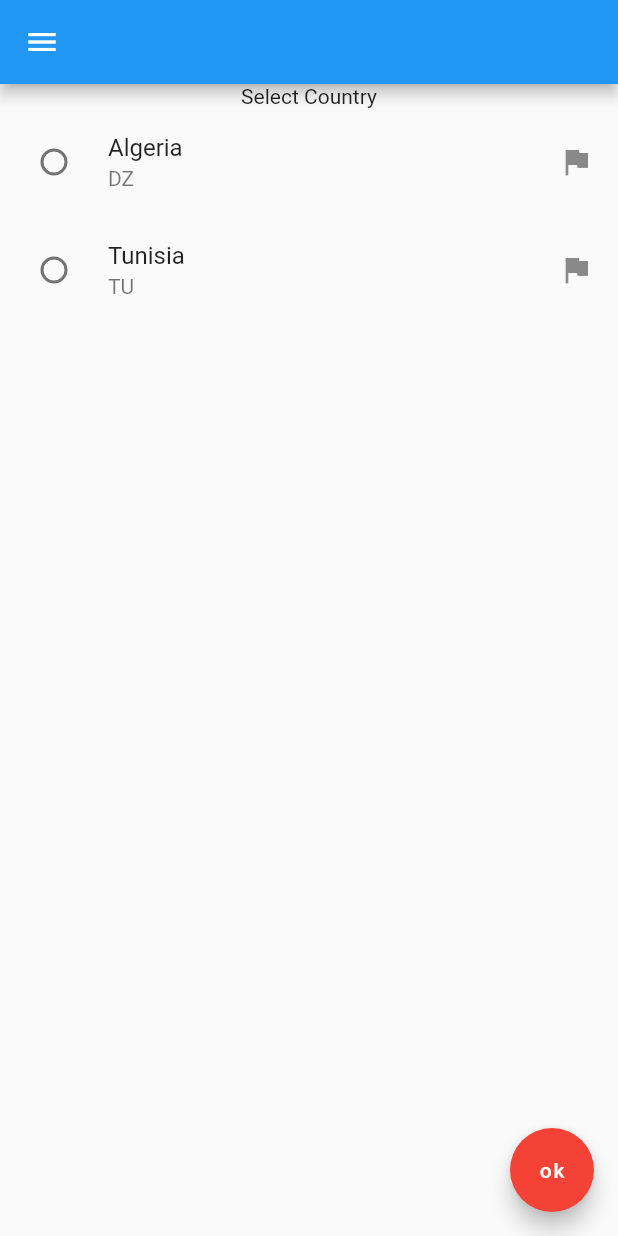
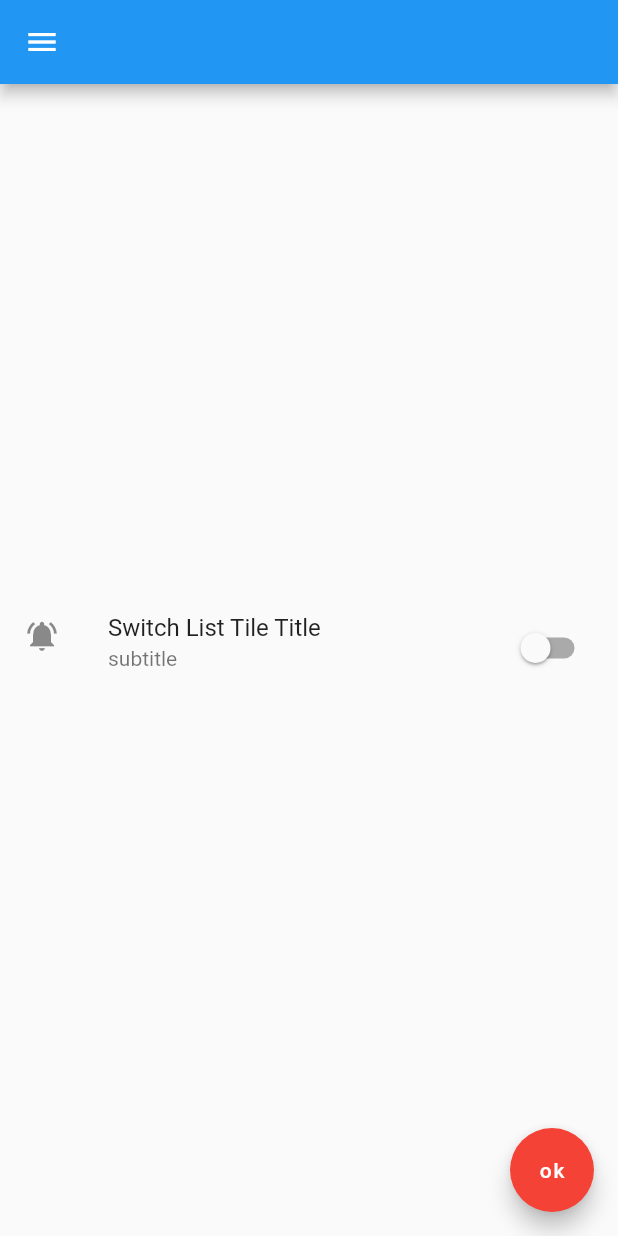
Before and after one commit to mouradneb/flutter_training_courses, a Flutter app: the screen it shows after launch, on a phone screen of 412 x 824 dp. Run offline on Flutter 3.47's test engine with Material 2 defaults, Android fonts, the phone set to English and light mode, and no system bars.

Commit message:
switch list tile

```diff
--- a/lib/my_app.dart
+++ b/lib/my_app.dart
@@ -1,5 +1,5 @@
 import 'package:course_flutter/my_floating_action_button.dart';
-import 'package:course_flutter/my_radiolisttile.dart';
+import 'package:course_flutter/my_switchlisttile.dart';
 import 'package:flutter/material.dart';
 
 class MyApp extends StatelessWidget {
@@ -11,6 +11,6 @@ class MyApp extends StatelessWidget {
             appBar: AppBar(),
             drawer: Drawer(),
             floatingActionButton: MyFloatingActionButton(),
-            body: MyRadioListTile()));
+            body: MySwitchListTile()));
   }
 }
--- /dev/null
+++ b/lib/my_switchlisttile.dart
@@ -0,0 +1,30 @@
+import 'package:flutter/material.dart';
+
+class MySwitchListTile extends StatefulWidget {
+  @override
+  _MySwitchListTileState createState() => _MySwitchListTileState();
+}
+
+class _MySwitchListTileState extends State<MySwitchListTile> {
+  bool notify = false;
+  @override
+  Widget build(BuildContext context) {
+    return Center(
+        child: SwitchListTile(
+            // activeColor: Colors.red,
+            // activeTrackColor: Colors.blue,
+            // inactiveThumbColor: Colors.black,
+            // inactiveTrackColor: Colors.green,
+            title: Text("Switch List Tile Title"),
+            subtitle: Text("subtitle"),
+            secondary: Icon(Icons.notifications_active),
+            controlAffinity: ListTileControlAffinity.trailing,
+            isThreeLine: true,
+            value: notify,
+            onChanged: (val) {
+              setState(() {
+                notify = val;
+              });
+            }));
+  }
+}
```
Also changed, not shown: lib/my_switch.dart (added, +32 -0 lines).
